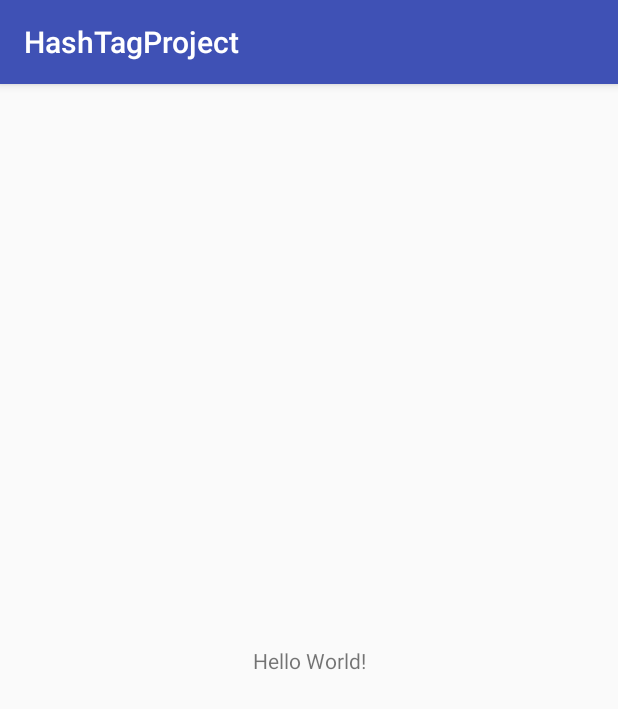
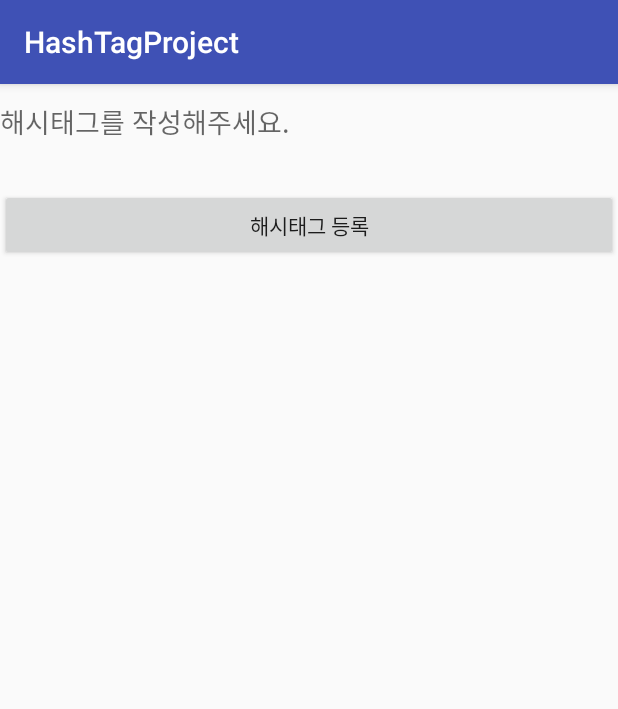
Before and after one commit to wjddnjs0542/HashTagProject, an Android app: the screen it shows after launch (MainActivity), on a phone screen of 412 x 824 dp. Shown: the top 709 px of the screen. Run offline under Robolectric (Android 15) with nearby library versions, the phone set to English and light mode, and no system bars; our stand-ins replace data binding.

Commit message:
HashTag V1.0.0

```diff
--- a/app/build.gradle
+++ b/app/build.gradle
@@ -3,6 +3,11 @@ apply plugin: 'com.android.application'
 android {
     compileSdkVersion 26
     buildToolsVersion "26.0.1"
+
+    dataBinding {
+        enabled true
+    }
+
     defaultConfig {
         applicationId "com.android.lee.hashtagproject"
         minSdkVersion 16
--- a/app/src/main/AndroidManifest.xml
+++ b/app/src/main/AndroidManifest.xml
@@ -16,6 +16,8 @@
                 <category android:name="android.intent.category.LAUNCHER" />
             </intent-filter>
         </activity>
+
+        <activity android:name=".ResultActivity"/>
     </application>
 
 </manifest>
--- /dev/null
+++ b/app/src/main/java/com/android/lee/hashtagproject/HashTagClickListener.java
@@ -0,0 +1,12 @@
+package com.android.lee.hashtagproject;
+
+/**
+ * <PRE>
+ *      HashTag 클릭 리스너
+ * </PRE>
+ * Created by Lee on 2017. 09. 14..
+ */
+
+public interface HashTagClickListener {
+    void OnHashClick(String hashTag);
+}
--- a/app/src/main/java/com/android/lee/hashtagproject/MainActivity.java
+++ b/app/src/main/java/com/android/lee/hashtagproject/MainActivity.java
@@ -1,14 +1,34 @@
 package com.android.lee.hashtagproject;
 
+import android.content.Intent;
+import android.databinding.DataBindingUtil;
+import android.os.Bundle;
 import android.support.v7.app.AppCompatActivity;
-import android.os.Bundle;
+import android.view.View;
 
-public class MainActivity extends AppCompatActivity {
+import com.android.lee.hashtagproject.databinding.ActivityMainBinding;
+
+public class MainActivity extends AppCompatActivity implements View.OnClickListener, HashTagClickListener{
+
+    private ActivityMainBinding mBinding;
 
     @Override
     protected void onCreate(Bundle savedInstanceState) {
         super.onCreate(savedInstanceState);
-        setContentView(R.layout.activity_main);
+        mBinding = DataBindingUtil.setContentView(MainActivity.this, R.layout.activity_main);
+        mBinding.btnHashTagAdd.setOnClickListener(this);
+        mBinding.tvHashTag.setHashClickListener(this);
+    }
 
+    @Override
+    public void onClick(View view) {
+        mBinding.tvHashTag.setText(mBinding.etHashTag.getText().toString());
+    }
+
+    @Override
+    public void OnHashClick(String hashTag) {
+        Intent intent = new Intent(MainActivity.this, ResultActivity.class);
+        intent.putExtra(IntentExtras.EXTRA_HASH_TEXT, hashTag);
+        startActivity(intent);
     }
 }
--- a/app/src/main/res/layout/activity_main.xml
+++ b/app/src/main/res/layout/activity_main.xml
@@ -1,18 +1,36 @@
 <?xml version="1.0" encoding="utf-8"?>
-<android.support.constraint.ConstraintLayout xmlns:android="http://schemas.android.com/apk/res/android"
-    xmlns:app="http://schemas.android.com/apk/res-auto"
-    xmlns:tools="http://schemas.android.com/tools"
-    android:layout_width="match_parent"
-    android:layout_height="match_parent"
-    tools:context="com.android.lee.hashtagproject.MainActivity">
+<layout>
+    <LinearLayout xmlns:android="http://schemas.android.com/apk/res/android"
+        android:layout_width="match_parent"
+        android:layout_height="match_parent"
+        android:orientation="vertical">
 
-    <TextView
-        android:layout_width="wrap_content"
-        android:layout_height="wrap_content"
-        android:text="Hello World!"
-        app:layout_constraintBottom_toBottomOf="parent"
-        app:layout_constraintLeft_toLeftOf="parent"
-        app:layout_constraintRight_toRightOf="parent"
-        app:layout_constraintTop_toTopOf="parent" />
+        <EditText
+            android:id="@+id/et_hash_tag"
+            android:layout_width="match_parent"
+            android:layout_height="50dp"
+            android:hint="@string/hint_hash_tag_add"
+            android:background="@android:color/transparent"/>
 
-</android.support.constraint.ConstraintLayout>
+        <Space
+            android:layout_width="match_parent"
+            android:layout_height="20dp" />
+
+        <Button
+            android:id="@+id/btn_hash_tag_add"
+            android:layout_width="match_parent"
+            android:layout_height="wrap_content"
+            android:text="@string/btn_hash_tag_add"/>
+
+        <Space
+            android:layout_width="match_parent"
+            android:layout_height="20dp" />
+
+        <com.android.lee.hashtagproject.HashTagTextView
+            android:id="@+id/tv_hash_tag"
+            android:layout_width="match_parent"
+            android:layout_height="100dp"
+            android:textStyle="bold"/>
+
+    </LinearLayout>
+</layout>
--- a/app/src/main/res/values/strings.xml
+++ b/app/src/main/res/values/strings.xml
@@ -1,3 +1,9 @@
 <resources>
     <string name="app_name">HashTagProject</string>
+
+    <!--버튼 텍스트-->
+    <string name="btn_hash_tag_add">해시태그 등록</string>
+
+    <!--힌트 텍스트-->
+    <string name="hint_hash_tag_add">해시태그를 작성해주세요.</string>
 </resources>
```
Also changed, not shown: app/src/main/java/com/android/lee/hashtagproject/HashSpan.java (added, +50 -0 lines), app/src/main/java/com/android/lee/hashtagproject/HashTagTextView.java (added, +103 -0 lines), app/src/main/java/com/android/lee/hashtagproject/IntentExtras.java (added, +13 -0 lines), app/src/main/java/com/android/lee/hashtagproject/ResultActivity.java (added, +28 -0 lines), app/src/main/res/layout/activity_result.xml (added, +16 -0 lines).
